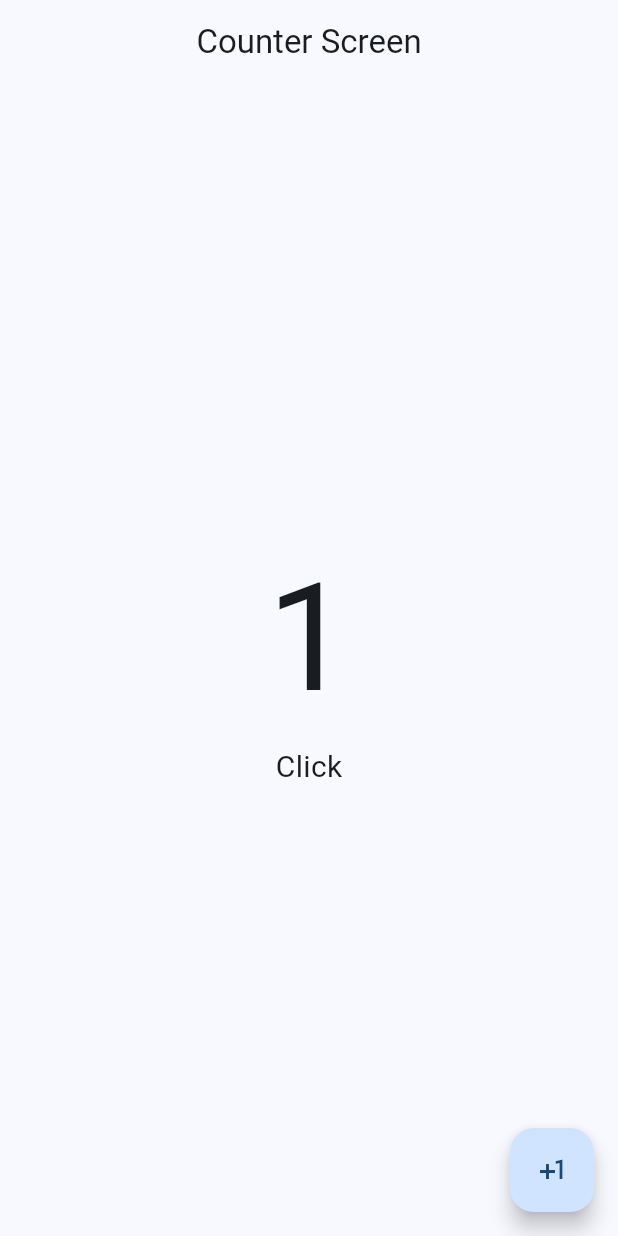
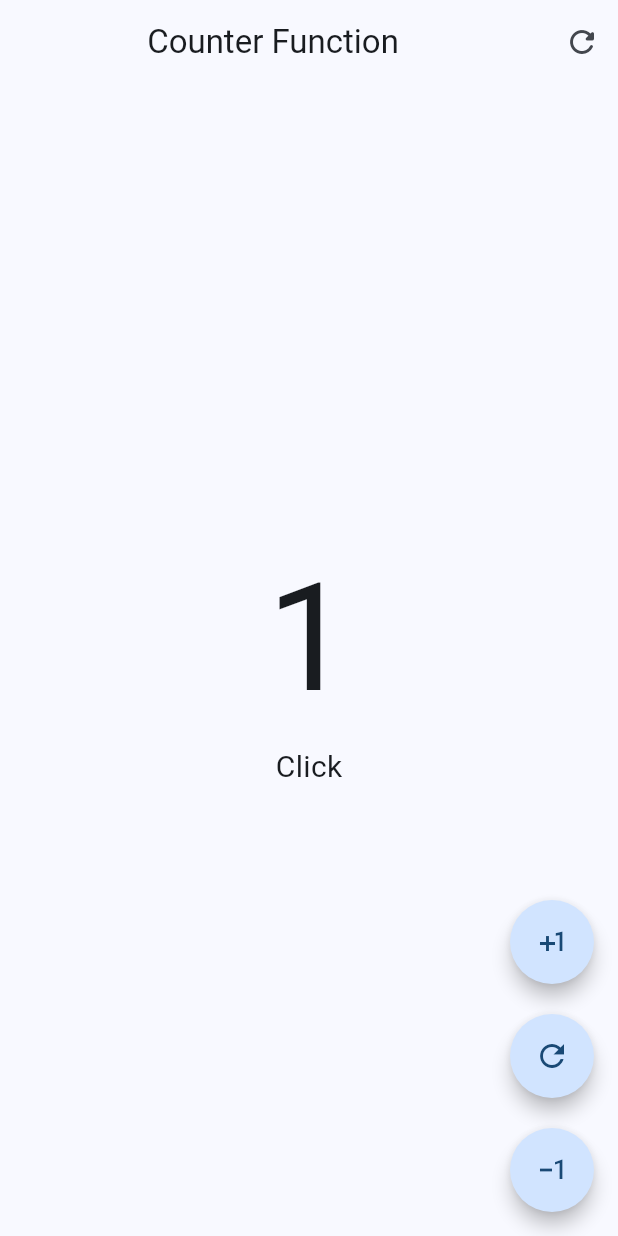
Before and after one commit to Max-500/counter-flutter, a Flutter app: the screen it shows after launch, after a tap on the "plus one" icon, on a phone screen of 412 x 824 dp. Run offline on Flutter 3.47's test engine with Material 2 defaults, Android fonts, the phone set to English and light mode, and no system bars.

Commit message:
Second Commit

```diff
--- a/lib/main.dart
+++ b/lib/main.dart
@@ -1,5 +1,6 @@
 import 'package:flutter/material.dart';
-import 'package:flutter_application_1/presentation/screens/counter_screen.dart';
+import 'package:flutter_application_1/presentation/screens/counter/counter_functions_screen.dart';
+//import 'package:flutter_application_1/presentation/screens/counter/counter_screen.dart';
 
 void main(){
   runApp(const MyApp());
@@ -16,7 +17,7 @@ class MyApp extends StatelessWidget {
         useMaterial3: true,
         colorSchemeSeed: Colors.blue,
       ),
-      home: const CounterScreen()
+      home: const CounterFunctionsScreen()
     );
   }
 
--- /dev/null
+++ b/lib/presentation/screens/counter/counter_functions_screen.dart
@@ -0,0 +1,81 @@
+import 'package:flutter/material.dart';
+
+class CounterFunctionsScreen extends StatefulWidget {
+
+  const CounterFunctionsScreen({super.key});
+
+  @override
+  State<CounterFunctionsScreen> createState() => _CounterFunctionsScreenState();
+}
+
+class _CounterFunctionsScreenState extends State<CounterFunctionsScreen> {
+  int counter = 0;
+
+  @override
+  Widget build(BuildContext context) {
+    return Scaffold(
+      appBar: AppBar(
+        title: const Center(child: Text("Counter Function")),
+        actions: [
+          IconButton(icon: const Icon(Icons.refresh_rounded), onPressed: () {
+            setState(() {
+              counter = 0;
+            });
+           },),
+        ],
+      ),
+      body: Center(
+          child: Column(
+            mainAxisAlignment: MainAxisAlignment.center,
+            children: [
+              Text(counter.toString(), style: const TextStyle( fontSize: 100, fontWeight: FontWeight.normal ),),
+              Text("Click${counter > 1 ? 's' : ''}", style: const TextStyle( fontSize: 20, fontWeight: FontWeight.normal ),)
+            ],
+      )),
+      floatingActionButton: Column(
+        mainAxisAlignment: MainAxisAlignment.end,
+        children: [
+          CustomButton(icon: Icons.plus_one, cb: () {
+            counter++;
+            setState(() {});
+          },),
+
+          const SizedBox( height: 20, ),
+          CustomButton(icon: Icons.refresh_outlined, cb: (){
+            counter = 0;
+            setState(() {});
+          },),
+
+          const SizedBox( height: 20, ),
+          CustomButton(icon: Icons.exposure_minus_1_outlined, cb: () {
+            if(counter == 0) return;
+            counter--;
+            setState(() {});
+          },),
+        ],)
+    );
+  }
+}
+
+class CustomButton extends StatelessWidget {
+
+  final IconData icon;
+  final VoidCallback? cb;
+
+  const CustomButton({
+    super.key,
+    required this.icon,
+    required this.cb
+  });
+
+  @override
+  Widget build(BuildContext context) {
+    return FloatingActionButton(
+      shape: const StadiumBorder(),
+      enableFeedback: true,
+      elevation: 5,
+      onPressed: cb,
+      child: Icon(icon)
+  );
+  }
+}
```
Also changed, not shown: lib/presentation/screens/counter/counter_screen.dart (renamed from lib/presentation/screens/counter_screen.dart).
